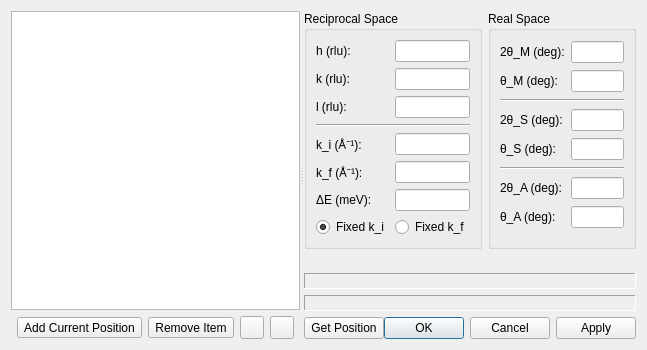
Before: the Qt Designer form ui/goto.ui in tweber-ill/frm_mirror-takin1, drawn with Qt 5.
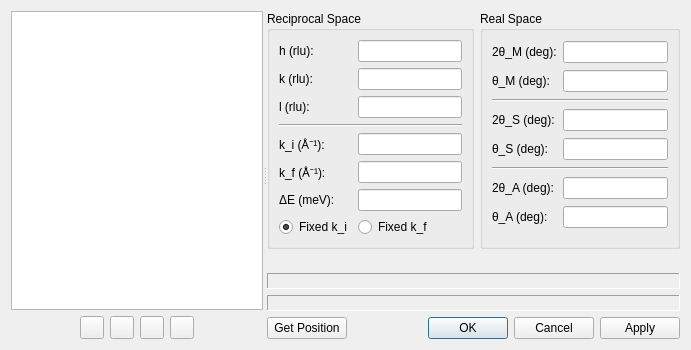
After: the same form once the commit is applied.

Diff of the .ui file:
```diff
--- a/ui/goto.ui
+++ b/ui/goto.ui
@@ -6,7 +6,7 @@
    <rect>
     <x>0</x>
     <y>0</y>
-    <width>543</width>
+    <width>691</width>
     <height>350</height>
    </rect>
   </property>
@@ -27,11 +27,11 @@
        <item row="1" column="1">
         <widget class="QToolButton" name="btnAdd">
          <property name="toolTip">
-          <string>Add Position</string>
-         </property>
-         <property name="text">
           <string>Add Current Position</string>
          </property>
+         <property name="text">
+          <string/>
+         </property>
         </widget>
        </item>
        <item row="1" column="2">
@@ -40,7 +40,7 @@
           <string>Remove Position</string>
          </property>
          <property name="text">
-          <string>Remove Item</string>
+          <string/>
          </property>
         </widget>
        </item>
```
